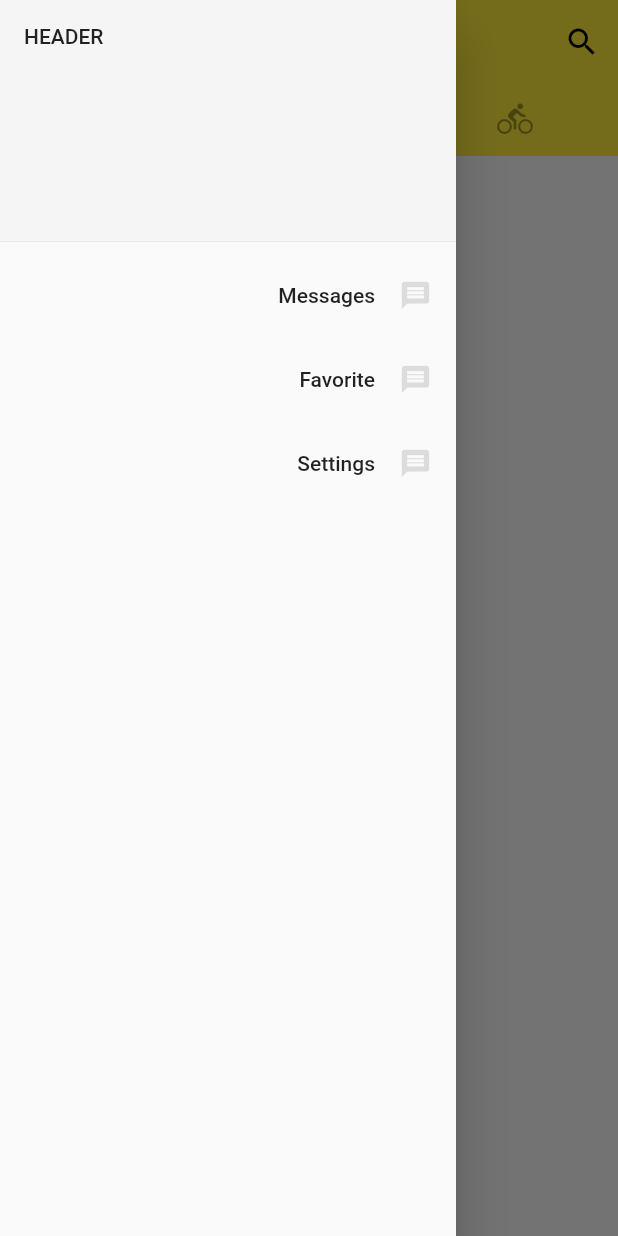
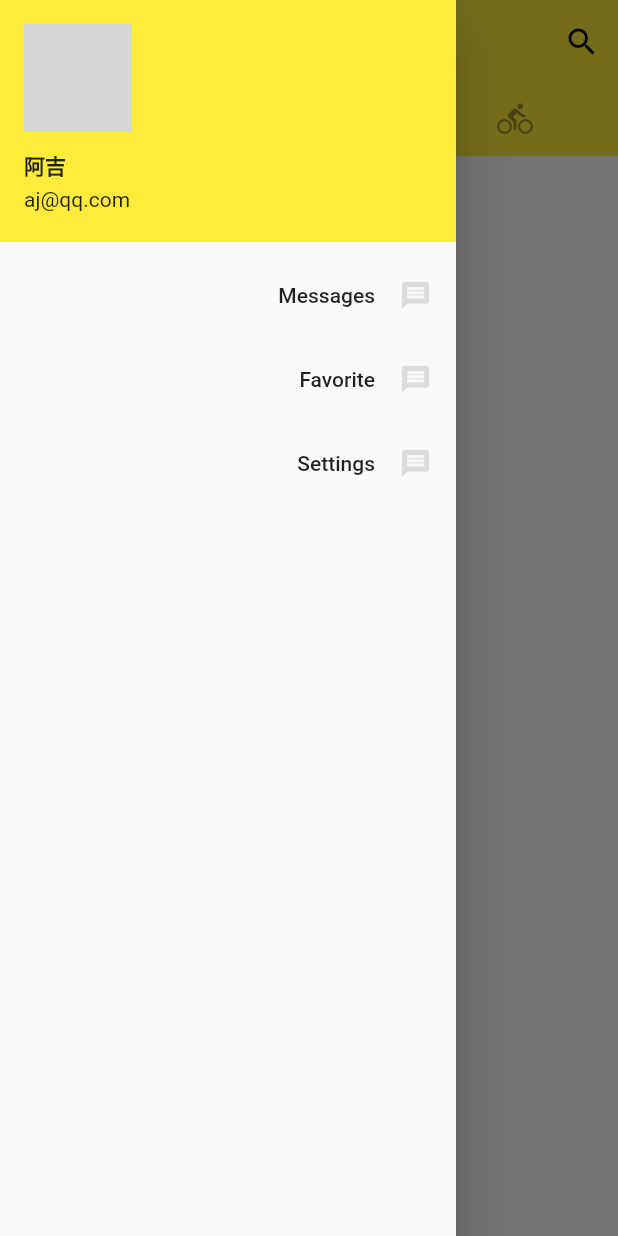
Before and after one commit to lxhguard/hello_flutter, a Flutter app: the screen it shows after launch, with the side drawer open, on a phone screen of 412 x 824 dp. Run offline on Flutter 3.47's test engine with Material 2 defaults, Android fonts, the phone set to English and light mode, and no system bars; network calls fail; grey boxes are pictures that could not be loaded.

Commit message:
feat: user info(name,email,avatar)

```diff
--- a/lib/main.dart
+++ b/lib/main.dart
@@ -69,10 +69,11 @@ class Home extends StatelessWidget {
           child: ListView(
             padding: EdgeInsets.zero,
             children: <Widget>[
-              DrawerHeader(
-                child: Text('header'.toUpperCase()),
-                decoration: BoxDecoration(
-                  color: Colors.grey[100],
+              UserAccountsDrawerHeader(
+                accountName: Text('阿吉', style: TextStyle(fontWeight: FontWeight.bold)),
+                accountEmail: Text('aj@qq.com'),
+                currentAccountPicture: CircleAvatar(
+                  backgroundImage: NetworkImage('https://i1.hdslb.com/bfs/face/2b14b9241f18005686ee8dde484e86ad73515526.jpg'),
                 ),
               ),
               ListTile(
```
Also changed, not shown: 1 other file.
